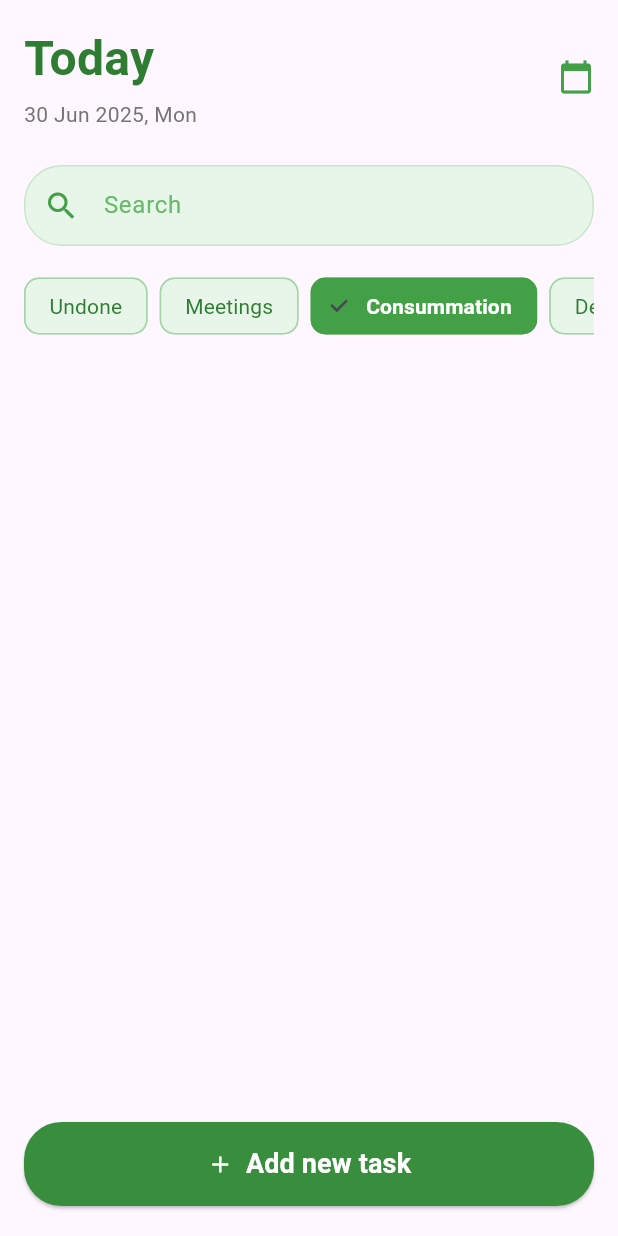
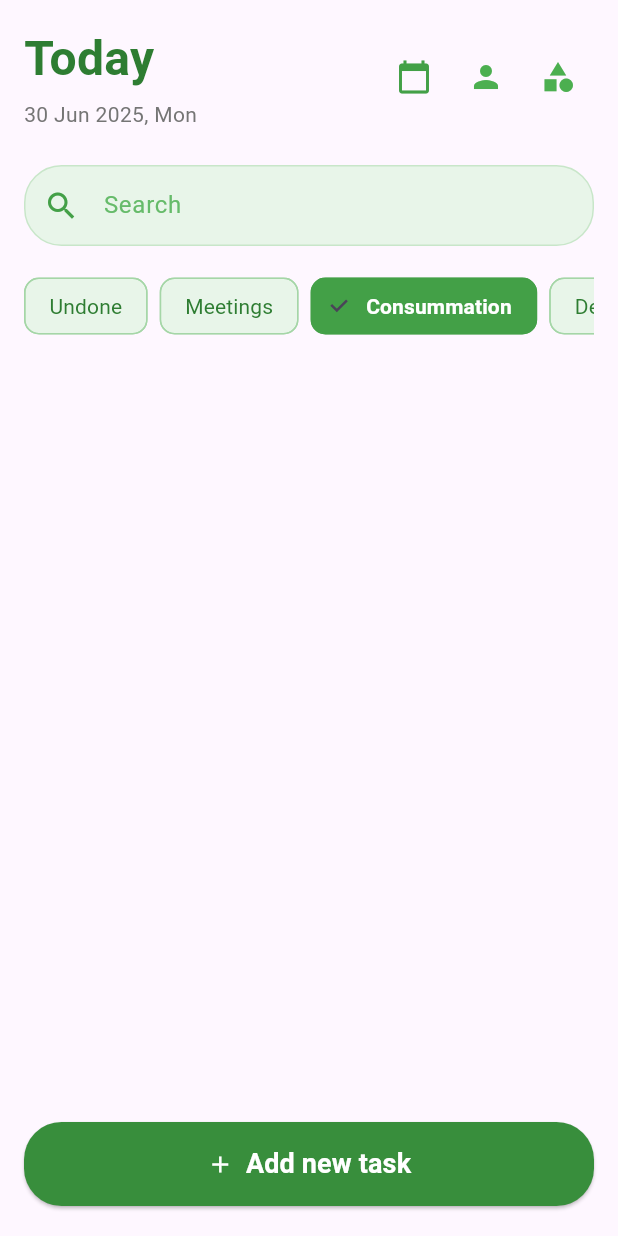
Before and after one commit to MatheusSantos15/ProjetoTriade, a Flutter app: the screen it shows after launch, after a tap on "Meetings", after a tap on "Consummation", on a phone screen of 412 x 824 dp. Run offline on Flutter 3.47's test engine with Material 3 defaults, Android fonts, the phone set to English and light mode, and no system bars.

```diff
--- a/lib/main.dart
+++ b/lib/main.dart
@@ -1,6 +1,9 @@
 import 'package:flutter/material.dart';
 import 'screens/add_task_screen.dart';
 import 'screens/task_list_screen.dart'; // ou onde estiver sua tela principal
+import 'screens/user_list_screen.dart';
+import 'screens/category_list_screen.dart';
+
 
 void main() {
   runApp(const MyApp());
@@ -17,6 +20,9 @@ class MyApp extends StatelessWidget {
       home: const TaskListScreen(),
       routes: {
         '/add': (context) => const AddTaskScreen(),
+        '/users': (context) => const UserListScreen(),
+        '/categories': (context) => const CategoryListScreen(),
+
       },
     );
   }
--- a/lib/screens/task_list_screen.dart
+++ b/lib/screens/task_list_screen.dart
@@ -125,7 +125,7 @@ class _TaskListScreenState extends State<TaskListScreen> {
                               style: TextStyle(
                                 fontSize: 32,
                                 fontWeight: FontWeight.bold,
-                          color: Colors.green[800], // Verde escuro para o título
+                                color: Colors.green[800],
                               ),
                             ),
                             const SizedBox(height: 4),
@@ -138,9 +138,30 @@ class _TaskListScreenState extends State<TaskListScreen> {
                             ),
                           ],
                         ),
-                  Icon(Icons.calendar_today, color: Colors.green[600]), // Ícone de calendário verde
+                        Row(
+                          children: [
+                            Icon(Icons.calendar_today, color: Colors.green[600]),
+                            const SizedBox(width: 12),
+                            IconButton(
+                              icon: const Icon(Icons.person, color: Colors.green),
+                              tooltip: 'Usuários',
+                              onPressed: () {
+                                Navigator.pushNamed(context, '/users');
+                              },
+                            ),
+                            IconButton(
+                              icon: const Icon(Icons.category, color: Colors.green),
+                              tooltip: 'Categorias',
+                              onPressed: () {
+                                Navigator.pushNamed(context, '/categories');
+                              },
+                            ),
                           ],
                         ),
+
+                      ],
+                    ),
+
             ),
             // --- Campo de Busca ---
             Padding(
```
Also changed, not shown: lib/screens/category_list_screen.dart (added, +66 -0 lines), lib/screens/user_list_screen.dart (added, +81 -0 lines). Lines whose indentation alone changed are shown as unchanged.
